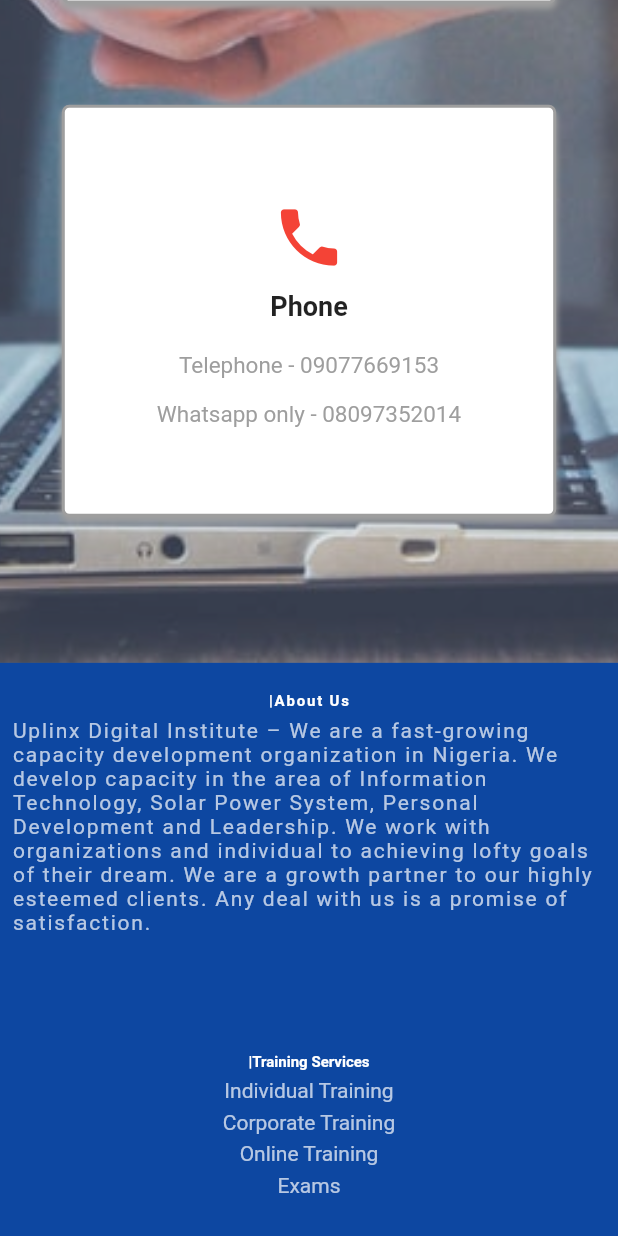
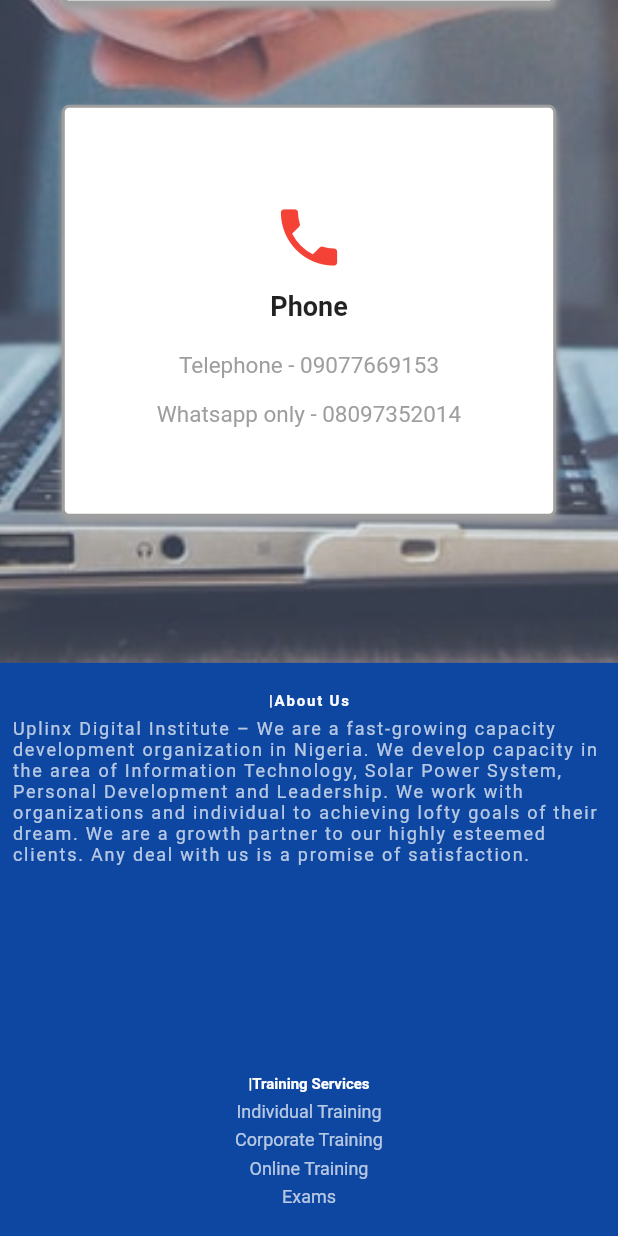
Before and after one commit to FittzServices/Uplink, a Flutter app: the ParallaxPage widget shown alone on an empty page, opened directly, scrolled down 1728 dp, on a phone screen of 412 x 824 dp. Run offline on Flutter 3.47's test engine with Material 2 defaults, Android fonts, the phone set to English and light mode, and no system bars; our stand-ins replace carousel_pro, carousel_slider, flutter_spinkit, font_awesome_flutter, transparent_image; missing offline and left inert: dart:html.

Commit message:
footer edited

```diff
--- a/lib/home/parallax_scroll.dart
+++ b/lib/home/parallax_scroll.dart
@@ -624,12 +624,13 @@
                                             style: TextStyle(
                                               color: Colors.white70,
                                               letterSpacing: 1.2,
+                                              fontSize: 12,
                                             ),
                                           ),
                                         ],
                                       ),
                                     ),
-                                    SizedBox(height: 5),
+                                    SizedBox(height: 20),
                                     Container(
                                       height:
                                           MediaQuery.of(context).size.height /
@@ -651,6 +652,7 @@
                                             'Individual Training',
                                             textAlign: TextAlign.start,
                                             style: TextStyle(
+                                              fontSize: 12,
                                                 color: Colors.white70),
                                           ),
                                           SizedBox(height: 5),
@@ -658,6 +660,7 @@
                                             'Corporate Training',
                                             textAlign: TextAlign.start,
                                             style: TextStyle(
+                                              fontSize: 12,
                                                 color: Colors.white70),
                                           ),
                                           SizedBox(height: 5),
@@ -665,6 +668,7 @@
                                             'Online Training',
                                             textAlign: TextAlign.start,
                                             style: TextStyle(
+                                              fontSize: 12,
                                                 color: Colors.white70),
                                           ),
                                           SizedBox(height: 5),
@@ -672,6 +676,7 @@
                                             'Exams',
                                             textAlign: TextAlign.start,
                                             style: TextStyle(
+                                              fontSize: 12,
                                                 color: Colors.white70),
                                           ),
                                         ],
@@ -719,6 +724,7 @@
                                                   'Head Office Location:',
                                                   textAlign: TextAlign.center,
                                                   style: TextStyle(
+                                                    fontSize: 12,
                                                     color: Colors.white,
                                                     letterSpacing: 1.2,
                                                   ),
@@ -745,6 +751,7 @@
                                                         textAlign:
                                                             TextAlign.center,
                                                         style: TextStyle(
+                                                          fontSize: 12,
                                                           color: Colors.white70,
                                                           letterSpacing: 1.2,
                                                         ),
@@ -773,6 +780,7 @@
                                                       textAlign:
                                                           TextAlign.center,
                                                       style: TextStyle(
+                                                        fontSize: 12,
                                                         color: Colors.white70,
                                                         letterSpacing: 1.2,
                                                       ),
@@ -800,6 +808,7 @@
                                                       textAlign:
                                                           TextAlign.center,
                                                       style: TextStyle(
+                                                        fontSize: 12,
                                                         color: Colors.white70,
                                                         letterSpacing: 1.2,
                                                       ),
```
